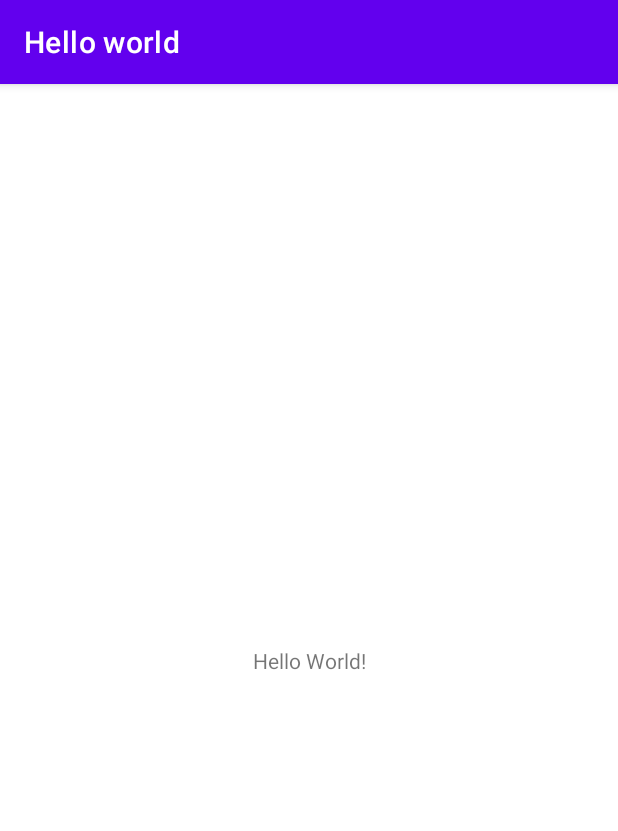
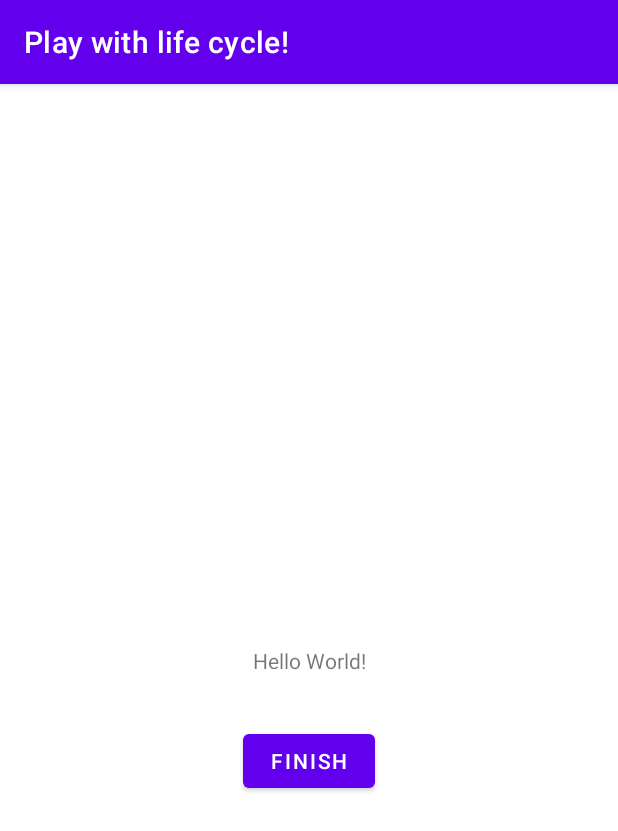
Before and after one commit to PajLe/mosis-lab2021, an Android app: the screen it shows after launch (MainActivity), on a phone screen of 412 x 824 dp. Shown: the top 831 px of the screen. Run offline under Robolectric (Android 15) with nearby library versions, the phone set to English and light mode, and no system bars.

Commit message:
Added life cycle events

```diff
--- a/app/src/main/java/com/example/helloworld/MainActivity.java
+++ b/app/src/main/java/com/example/helloworld/MainActivity.java
@@ -3,6 +3,9 @@ package com.example.helloworld;
 import androidx.appcompat.app.AppCompatActivity;
 
 import android.os.Bundle;
+import android.view.View;
+import android.widget.Button;
+import android.widget.Toast;
 
 public class MainActivity extends AppCompatActivity {
 
@@ -10,5 +13,49 @@ public class MainActivity extends AppCompatActivity {
     protected void onCreate(Bundle savedInstanceState) {
         super.onCreate(savedInstanceState);
         setContentView(R.layout.activity_main);
+        Toast.makeText(this, "onStart", Toast.LENGTH_SHORT).show();
+        final Button button = (Button) findViewById(R.id.finish_button);
+        button.setOnClickListener(new View.OnClickListener() {
+            @Override
+            public void onClick(View v) {
+                finish();
+            }
+        });
+    }
+
+    @Override
+    protected void onRestart() {
+        super.onRestart();
+        Toast.makeText(this, "onRestart", Toast.LENGTH_SHORT).show();
+    }
+
+    @Override
+    protected void onStart() {
+        super.onStart();
+        Toast.makeText(this, "onStart", Toast.LENGTH_SHORT).show();
+    }
+
+    @Override
+    protected void onPause() {
+        super.onPause();
+        Toast.makeText(this, "onPause", Toast.LENGTH_SHORT).show();
+    }
+
+    @Override
+    protected void onStop() {
+        super.onStop();
+        Toast.makeText(this, "onStop", Toast.LENGTH_SHORT).show();
+    }
+
+    @Override
+    protected void onDestroy() {
+        super.onDestroy();
+        Toast.makeText(this, "onDestroy", Toast.LENGTH_SHORT).show();
+    }
+
+    @Override
+    protected void onResume() {
+        super.onResume();
+        Toast.makeText(this, "onResume", Toast.LENGTH_SHORT).show();
     }
 }
--- a/app/src/main/res/layout/activity_main.xml
+++ b/app/src/main/res/layout/activity_main.xml
@@ -7,6 +7,7 @@
     tools:context=".MainActivity">
 
     <TextView
+        android:id="@+id/textView"
         android:layout_width="wrap_content"
         android:layout_height="wrap_content"
         android:text="Hello World!"
@@ -15,4 +16,16 @@
         app:layout_constraintRight_toRightOf="parent"
         app:layout_constraintTop_toTopOf="parent" />
 
+    <Button
+        android:id="@+id/finish_button"
+        android:layout_width="wrap_content"
+        android:layout_height="wrap_content"
+        android:layout_marginTop="24dp"
+        android:text="@string/finish_button"
+        app:layout_constraintBottom_toBottomOf="parent"
+        app:layout_constraintEnd_toEndOf="parent"
+        app:layout_constraintStart_toStartOf="parent"
+        app:layout_constraintTop_toBottomOf="@+id/textView"
+        app:layout_constraintVertical_bias="0.031" />
+
 </androidx.constraintlayout.widget.ConstraintLayout>
--- a/app/src/main/res/values/strings.xml
+++ b/app/src/main/res/values/strings.xml
@@ -1,3 +1,4 @@
 <resources>
-    <string name="app_name">Hello world</string>
+    <string name="app_name">Play with life cycle!</string>
+    <string name="finish_button">Finish</string>
 </resources>
```
